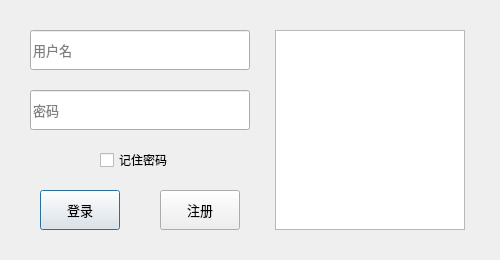
Old version of the form Client/login.ui in the repository MonianHello/Game.
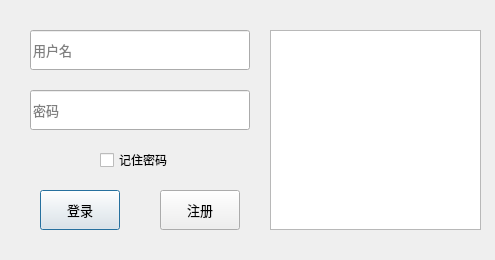
New version of the form.

Patch:
```diff
--- a/Client/login.ui
+++ b/Client/login.ui
@@ -6,7 +6,7 @@
    <rect>
     <x>0</x>
     <y>0</y>
-    <width>500</width>
+    <width>495</width>
     <height>260</height>
    </rect>
   </property>
@@ -146,9 +146,9 @@
   <widget class="QTextBrowser" name="textBrowser">
    <property name="geometry">
     <rect>
-     <x>275</x>
+     <x>270</x>
      <y>30</y>
-     <width>190</width>
+     <width>211</width>
      <height>200</height>
     </rect>
    </property>
```
